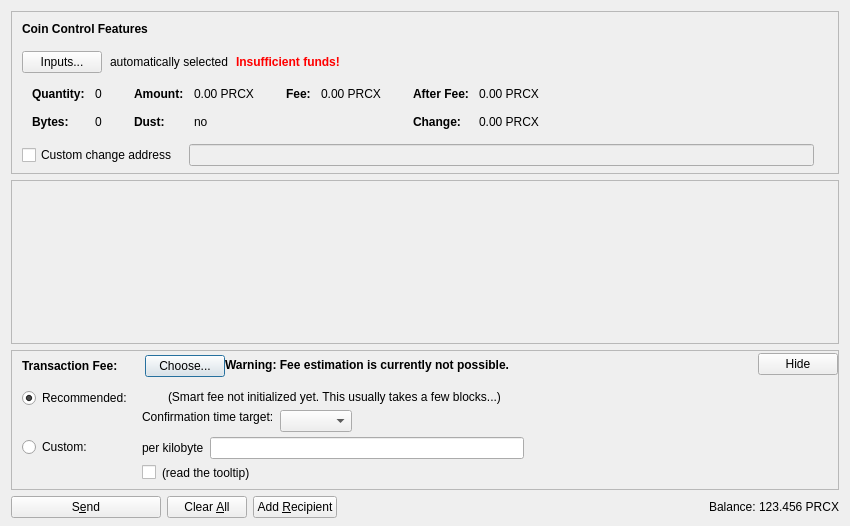
Pricecoin/PricecoinX, file src/qt/forms/sendcoinsdialog.ui: the form before one commit.
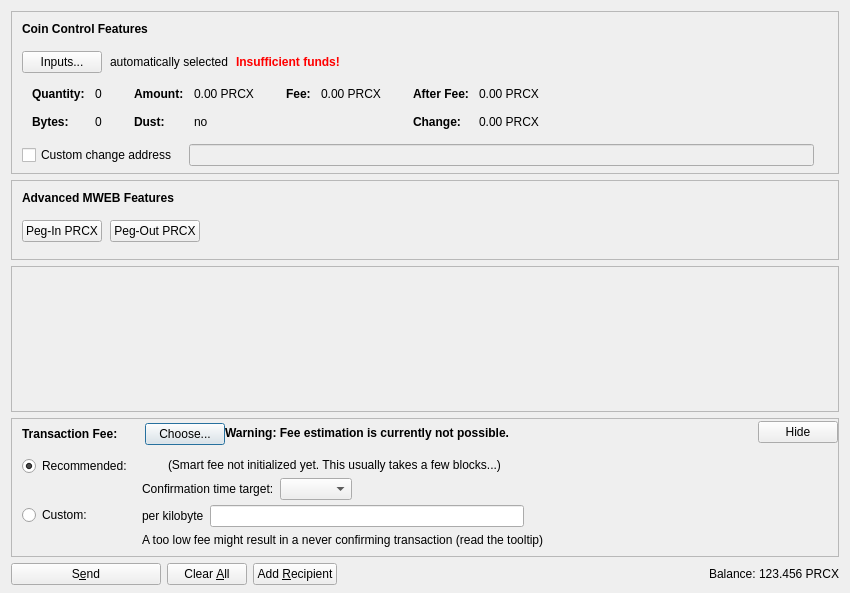
The form after the commit. Icons and pictures are not drawn. Custom widgets are drawn as their Qt base class.

The edit to the form file:
```diff
--- a/src/qt/forms/sendcoinsdialog.ui
+++ b/src/qt/forms/sendcoinsdialog.ui
@@ -7,13 +7,13 @@
     <x>0</x>
     <y>0</y>
     <width>850</width>
-    <height>526</height>
+    <height>593</height>
    </rect>
   </property>
   <property name="windowTitle">
    <string>Send Coins</string>
   </property>
-  <layout class="QVBoxLayout" name="verticalLayout" stretch="0,1,0,0">
+  <layout class="QVBoxLayout" name="verticalLayout" stretch="0,0,1,0,0">
    <property name="bottomMargin">
     <number>8</number>
    </property>
@@ -577,6 +577,155 @@
      </layout>
     </widget>
    </item>
+   <item>
+    <widget class="QFrame" name="frameMWEBFeatures">
+     <property name="sizePolicy">
+      <sizepolicy hsizetype="Expanding" vsizetype="Expanding">
+       <horstretch>0</horstretch>
+       <verstretch>0</verstretch>
+      </sizepolicy>
+     </property>
+     <property name="maximumSize">
+      <size>
+       <width>16777215</width>
+       <height>16777215</height>
+      </size>
+     </property>
+     <property name="frameShape">
+      <enum>QFrame::StyledPanel</enum>
+     </property>
+     <property name="frameShadow">
+      <enum>QFrame::Sunken</enum>
+     </property>
+     <layout class="QVBoxLayout" name="verticalLayoutMWEBFeatures2">
+      <property name="spacing">
+       <number>0</number>
+      </property>
+      <property name="leftMargin">
+       <number>0</number>
+      </property>
+      <property name="topMargin">
+       <number>0</number>
+      </property>
+      <property name="rightMargin">
+       <number>0</number>
+      </property>
+      <property name="bottomMargin">
+       <number>6</number>
+      </property>
+      <item>
+       <layout class="QVBoxLayout" name="verticalLayoutMWEBFeatures" stretch="0,0,1">
+        <property name="spacing">
+         <number>0</number>
+        </property>
+        <property name="leftMargin">
+         <number>10</number>
+        </property>
+        <property name="topMargin">
+         <number>10</number>
+        </property>
+        <item>
+         <layout class="QHBoxLayout" name="horizontalLayoutMWEBFeatures1">
+          <property name="bottomMargin">
+           <number>15</number>
+          </property>
+          <item>
+           <widget class="QLabel" name="labelMWEBFeatures">
+            <property name="sizePolicy">
+             <sizepolicy hsizetype="Preferred" vsizetype="Maximum">
+              <horstretch>0</horstretch>
+              <verstretch>0</verstretch>
+             </sizepolicy>
+            </property>
+            <property name="font">
+             <font>
+              <weight>75</weight>
+              <bold>true</bold>
+             </font>
+            </property>
+            <property name="styleSheet">
+             <string notr="true">font-weight:bold;</string>
+            </property>
+            <property name="text">
+             <string>Advanced MWEB Features</string>
+            </property>
+           </widget>
+          </item>
+         </layout>
+        </item>
+        <item>
+         <layout class="QHBoxLayout" name="horizontalLayoutMWEBFeatures2" stretch="0,0,0">
+          <property name="spacing">
+           <number>8</number>
+          </property>
+          <property name="bottomMargin">
+           <number>10</number>
+          </property>
+          <item>
+           <widget class="QPushButton" name="pushButtonMWEBPegIn">
+            <property name="styleSheet">
+             <string notr="true"/>
+            </property>
+            <property name="text">
+             <string>Peg-In PRCX</string>
+            </property>
+            <property name="checkable">
+             <bool>true</bool>
+            </property>
+            <property name="autoDefault">
+             <bool>false</bool>
+            </property>
+           </widget>
+          </item>
+          <item>
+           <widget class="QPushButton" name="pushButtonMWEBPegOut">
+            <property name="styleSheet">
+             <string notr="true"/>
+            </property>
+            <property name="text">
+             <string>Peg-Out PRCX</string>
+            </property>
+            <property name="checkable">
+             <bool>true</bool>
+            </property>
+            <property name="autoDefault">
+             <bool>false</bool>
+            </property>
+           </widget>
+          </item>
+          <item>
+           <spacer name="horizontalSpacerMWEBFeatures">
+            <property name="orientation">
+             <enum>Qt::Horizontal</enum>
+            </property>
+            <property name="sizeHint" stdset="0">
+             <size>
+              <width>40</width>
+              <height>1</height>
+             </size>
+            </property>
+           </spacer>
+          </item>
+         </layout>
+        </item>
+        <item>
+         <spacer name="verticalSpacerMWEBFeatures">
+          <property name="orientation">
+           <enum>Qt::Vertical</enum>
+          </property>
+          <property name="sizeHint" stdset="0">
+           <size>
+            <width>800</width>
+            <height>1</height>
+           </size>
+          </property>
+         </spacer>
+        </item>
+       </layout>
+      </item>
+     </layout>
+    </widget>
+   </item>
    <item>
     <widget class="QScrollArea" name="scrollArea">
      <property name="widgetResizable">
@@ -588,7 +737,7 @@
         <x>0</x>
         <y>0</y>
         <width>830</width>
-        <height>104</height>
+        <height>68</height>
        </rect>
       </property>
       <layout class="QVBoxLayout" name="verticalLayout_2" stretch="0,1">
@@ -878,17 +1027,7 @@
                <item>
                 <layout class="QHBoxLayout" name="horizontalLayoutFee8">
                  <item>
-                  <widget class="QCheckBox" name="checkBoxMinimumFee">
-                   <property name="toolTip">
-                    <string>Paying only the minimum fee is just fine as long as there is less transaction volume than space in the blocks. But be aware that this can end up in a never confirming transaction once there is more demand for pricecoinx transactions than the network can process.</string>
-                   </property>
-                   <property name="text">
-                    <string/>
-                   </property>
-                  </widget>
-                 </item>
-                 <item>
-                  <widget class="QLabel" name="labelMinFeeWarning">
+                  <widget class="QLabel" name="labelCustomFeeWarning">
                    <property name="enabled">
                     <bool>true</bool>
                    </property>
@@ -896,10 +1035,7 @@
                     <string>Paying only the minimum fee is just fine as long as there is less transaction volume than space in the blocks. But be aware that this can end up in a never confirming transaction once there is more demand for pricecoinx transactions than the network can process.</string>
                    </property>
                    <property name="text">
-                    <string>(read the tooltip)</string>
-                   </property>
-                   <property name="margin">
-                    <number>5</number>
+                    <string>A too low fee might result in a never confirming transaction (read the tooltip)</string>
                    </property>
                   </widget>
                  </item>
@@ -992,9 +1128,6 @@
                    <property name="text">
                     <string/>
                    </property>
-                   <property name="margin">
-                    <number>2</number>
-                   </property>
                   </widget>
                  </item>
                  <item>
@@ -1009,9 +1142,6 @@
                    <property name="text">
                     <string>(Smart fee not initialized yet. This usually takes a few blocks...)</string>
                    </property>
-                   <property name="margin">
-                    <number>2</number>
-                   </property>
                   </widget>
                  </item>
                  <item>
@@ -1038,24 +1168,8 @@
                      <property name="text">
                       <string>Confirmation time target:</string>
                      </property>
-                     <property name="margin">
-                      <number>2</number>
-                     </property>
                     </widget>
                    </item>
-                   <item>
-                    <spacer name="verticalSpacer_3">
-                     <property name="orientation">
-                      <enum>Qt::Vertical</enum>
-                     </property>
-                     <property name="sizeHint" stdset="0">
-                      <size>
-                       <width>1</width>
-                       <height>1</height>
-                      </size>
-                     </property>
-                    </spacer>
-                   </item>
                   </layout>
                  </item>
                  <item>
```
Left out of the diff: 6 changed lines with no effect on the pictures.
